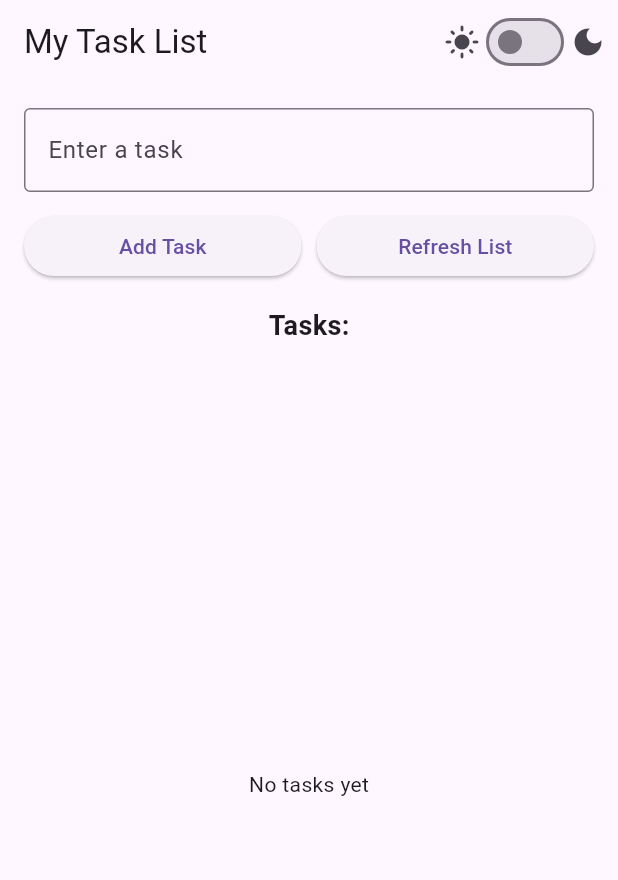
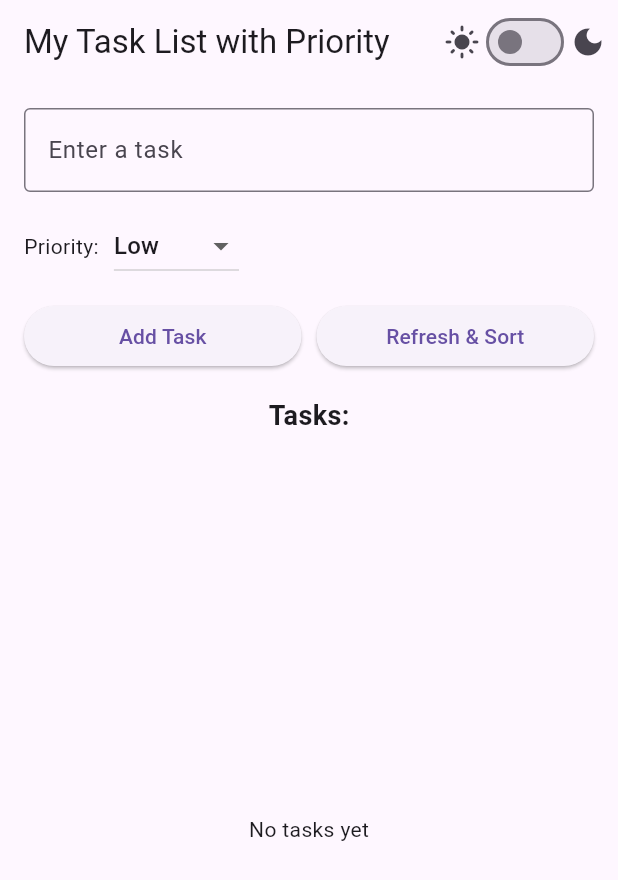
Before and after one commit to Galaxycat3/CW03, a Flutter app: the screen it shows after launch, on a phone screen of 412 x 824 dp. Shown: the top 880 px of the screen. Run offline on Flutter 3.47's test engine with Material 3 defaults, Android fonts, the phone set to English and light mode, and no system bars; our stand-ins replace sqflite; accounts and stored records are empty.

Commit message:
Added priority indicator

```diff
--- a/lib/main.dart
+++ b/lib/main.dart
@@ -24,7 +24,7 @@ class _MyAppState extends State<MyApp> {
   @override
   Widget build(BuildContext context) {
     return MaterialApp(
-      title: 'Task List with Dark/Light Mode',
+      title: 'Task List with Priority & Dark/Light Mode',
       theme: isDarkMode ? ThemeData.dark() : ThemeData.light(),
       home: TaskListScreen(
         isDarkMode: isDarkMode,
@@ -51,6 +51,10 @@ class TaskListScreen extends StatefulWidget {
 class _TaskListScreenState extends State<TaskListScreen> {
   final TextEditingController nameController = TextEditingController();
 
+  // Priority options
+  final List<String> priorities = ['Low', 'Medium', 'High'];
+  String selectedPriority = 'Low';
+
   List<Map<String, dynamic>> items = [];
 
   void _addItem() {
@@ -66,10 +70,13 @@ class _TaskListScreenState extends State<TaskListScreen> {
       items.insert(0, {
         'item': Item(id: null, name: taskName),
         'completed': false,
+        'priority': selectedPriority,
       });
+      _sortByPriority();
     });
 
     nameController.clear();
+    selectedPriority = 'Low'; // Reset dropdown
   }
 
   void _toggleComplete(int index, bool value) {
@@ -84,17 +91,42 @@ class _TaskListScreenState extends State<TaskListScreen> {
     });
   }
 
+  void _sortByPriority() {
+    const order = {'High': 3, 'Medium': 2, 'Low': 1};
+    items.sort((a, b) =>
+        order[b['priority']]!.compareTo(order[a['priority']]!)); // High first
+  }
+
+  void _changePriority(int index, String newPriority) {
+    setState(() {
+      items[index]['priority'] = newPriority;
+      _sortByPriority();
+    });
+  }
+
   @override
   void dispose() {
     nameController.dispose();
     super.dispose();
   }
 
+  Color _getPriorityColor(String priority) {
+    switch (priority) {
+      case 'High':
+        return Colors.redAccent;
+      case 'Medium':
+        return Colors.orangeAccent;
+      case 'Low':
+      default:
+        return Colors.greenAccent;
+    }
+  }
+
   @override
   Widget build(BuildContext context) {
     return Scaffold(
       appBar: AppBar(
-        title: const Text('My Task List'),
+        title: const Text('My Task List with Priority'),
         actions: [
           Row(
             children: [
@@ -114,6 +146,7 @@ class _TaskListScreenState extends State<TaskListScreen> {
         padding: const EdgeInsets.all(16.0),
         child: Column(
           children: [
+            // Task name input
             TextField(
               controller: nameController,
               decoration: const InputDecoration(
@@ -123,6 +156,32 @@ class _TaskListScreenState extends State<TaskListScreen> {
               onSubmitted: (_) => _addItem(),
             ),
             const SizedBox(height: 12),
+
+            // Priority dropdown
+            Row(
+              children: [
+                const Text('Priority:'),
+                const SizedBox(width: 10),
+                DropdownButton<String>(
+                  value: selectedPriority,
+                  items: priorities.map((String priority) {
+                    return DropdownMenuItem<String>(
+                      value: priority,
+                      child: Text(priority),
+                    );
+                  }).toList(),
+                  onChanged: (value) {
+                    setState(() {
+                      selectedPriority = value!;
+                    });
+                  },
+                ),
+              ],
+            ),
+
+            const SizedBox(height: 12),
+
+            // Add + Refresh buttons
             Row(
               children: [
                 Expanded(
@@ -134,18 +193,21 @@ class _TaskListScreenState extends State<TaskListScreen> {
                 const SizedBox(width: 10),
                 Expanded(
                   child: ElevatedButton(
-                    onPressed: () => setState(() {}),
-                    child: const Text('Refresh List'),
+                    onPressed: () => setState(() => _sortByPriority()),
+                    child: const Text('Refresh & Sort'),
                   ),
                 ),
               ],
             ),
+
             const SizedBox(height: 16),
             const Text(
               'Tasks:',
               style: TextStyle(fontSize: 18, fontWeight: FontWeight.bold),
             ),
             const SizedBox(height: 8),
+
+            // Task List
             Expanded(
               child: items.isEmpty
                   ? const Center(child: Text('No tasks yet'))
@@ -155,8 +217,15 @@ class _TaskListScreenState extends State<TaskListScreen> {
                       itemBuilder: (context, index) {
                         final item = items[index]['item'] as Item;
                         final completed = items[index]['completed'] as bool;
+                        final priority = items[index]['priority'] as String;
 
                         return ListTile(
+                          leading: Switch(
+                            value: completed,
+                            onChanged: (value) =>
+                                _toggleComplete(index, value),
+                            activeColor: Colors.green,
+                          ),
                           title: Text(
                             item.name,
                             style: TextStyle(
@@ -166,13 +235,37 @@ class _TaskListScreenState extends State<TaskListScreen> {
                               color: completed ? Colors.grey : null,
                             ),
                           ),
-                          leading: Switch(
-                            value: completed,
-                            onChanged: (value) => _toggleComplete(index, value),
-                            activeColor: Colors.green,
+                          subtitle: Row(
+                            children: [
+                              Text(
+                                'Priority: ',
+                                style: TextStyle(
+                                    color:
+                                        Theme.of(context).colorScheme.secondary),
+                              ),
+                              DropdownButton<String>(
+                                value: priority,
+                                underline: Container(),
+                                items: priorities.map((String p) {
+                                  return DropdownMenuItem<String>(
+                                    value: p,
+                                    child: Text(
+                                      p,
+                                      style: TextStyle(
+                                        color: _getPriorityColor(p),
+                                        fontWeight: FontWeight.bold,
+                                      ),
+                                    ),
+                                  );
+                                }).toList(),
+                                onChanged: (value) =>
+                                    _changePriority(index, value!),
+                              ),
+                            ],
                           ),
                           trailing: IconButton(
-                            icon: const Icon(Icons.delete, color: Colors.redAccent),
+                            icon: const Icon(Icons.delete,
+                                color: Colors.redAccent),
                             onPressed: () => _removeItem(index),
                           ),
                         );
```
